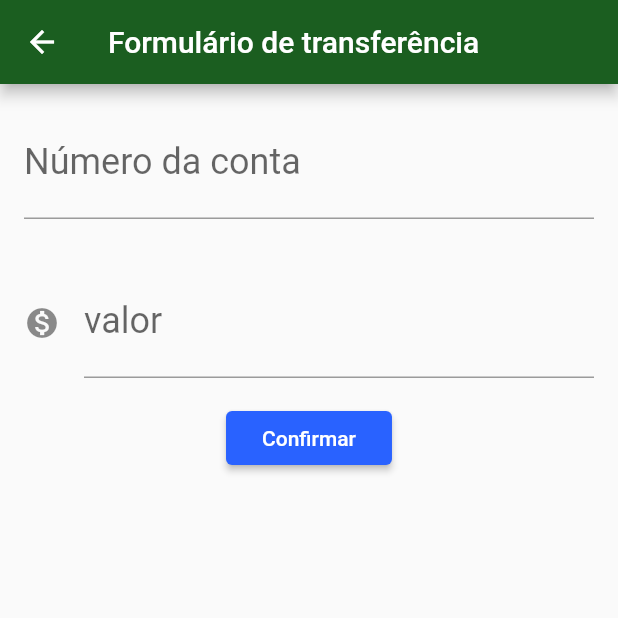
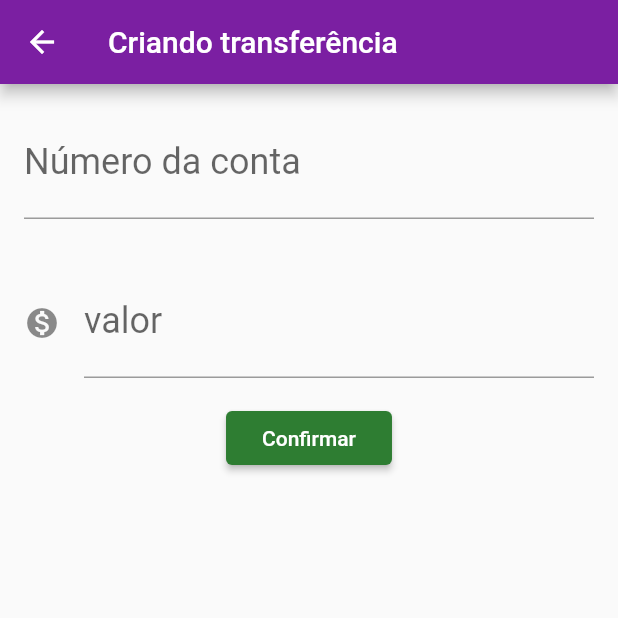
Before and after one commit to felipemarinhodev/Bytebank, a Flutter app: the screen it shows after launch, after a tap on the "add" icon, on a phone screen of 412 x 824 dp, the top half of it. Run offline on Flutter 3.47's test engine with Material 2 defaults, Android fonts, the phone set to English and light mode, and no system bars.

Commit message:
Refactoring the code

```diff
--- /dev/null
+++ b/lib/components/editor.dart
@@ -0,0 +1,30 @@
+import 'package:flutter/material.dart';
+
+class Editor extends StatelessWidget {
+final TextEditingController controlador;
+final String rotulo;
+final String dica;
+final IconData icone;
+
+Editor ({ this.controlador, this.rotulo, this.dica, this.icone });
+
+  @override
+  Widget build(BuildContext context) {
+    return Padding(
+            padding: const EdgeInsets.all(16.0),
+            child: TextField(
+              controller: controlador,
+              style: TextStyle(
+                fontSize: 24.0
+              ),
+              decoration: InputDecoration(
+                icon: icone != null ? Icon(icone) : null,
+                labelText: rotulo,
+                hintText: dica,
+              ),
+              keyboardType: TextInputType.number,
+            ),
+          );
+  }
+
+}
--- a/lib/main.dart
+++ b/lib/main.dart
@@ -1,3 +1,4 @@
+import 'package:bytebank/screens/transferencia/lista.dart';
 import 'package:flutter/material.dart';
 
 void main() => runApp(BytebankApp());
@@ -7,10 +8,10 @@ class BytebankApp extends StatelessWidget {
   Widget build(BuildContext context) {
     return MaterialApp(
       theme: ThemeData(
-        primaryColor: Colors.green[900],
+        primaryColor: Colors.purple[700],
         accentColor: Colors.blueAccent[700],
         buttonTheme: ButtonThemeData(
-          buttonColor: Colors.blueAccent[700],
+          buttonColor: Colors.green[800],
           textTheme: ButtonTextTheme.primary
         )
       ),
@@ -18,157 +19,3 @@ class BytebankApp extends StatelessWidget {
   );
   }
 }
-
-class FormularioTransferencia extends StatefulWidget{
-  @override
-  State<StatefulWidget> createState() {
-    return FormularioTransferenciaState();
-  }
-}
-
-class FormularioTransferenciaState extends State<FormularioTransferencia> {
-
-  final TextEditingController _controladorCampoNumeroConta = TextEditingController();
-  final TextEditingController _controladorCampoValor = TextEditingController();
-
-  @override
-  Widget build(BuildContext context) {
-    return Scaffold(
-      appBar: AppBar(
-        title: Text('Formulário de transferência'),
-      ),
-      body: SingleChildScrollView(
-        child: Column(
-          children: <Widget>[
-            Editor(
-              controlador: _controladorCampoNumeroConta,
-              rotulo: 'Número da conta',
-              dica: '0000'
-            ),
-            Editor(
-              controlador: _controladorCampoValor,
-              rotulo: 'valor',
-              dica: '0.00',
-              icone: Icons.monetization_on
-            ),
-            RaisedButton(
-              onPressed: () => _criarTransferencia(context),
-              child: Text('Confirmar'),
-            ),
-          ],
-        ),
-      ),
-    );
-  }
-
-  void _criarTransferencia(BuildContext context) {
-    final int _numeroConta = int.tryParse(_controladorCampoNumeroConta.text);
-    final double _valor = double.tryParse(_controladorCampoValor.text);
-    if(_numeroConta != null && _valor != null) {
-      final Transferencia transferenciaCriada = Transferencia(_valor, _numeroConta);
-      debugPrint('Criando transferência');
-      debugPrint('$transferenciaCriada');
-      Navigator.pop(context, transferenciaCriada);
-    }
-  }
-}
-
-class Editor extends StatelessWidget {
-final TextEditingController controlador;
-final String rotulo;
-final String dica;
-final IconData icone;
-
-Editor ({ this.controlador, this.rotulo, this.dica, this.icone });
-
-  @override
-  Widget build(BuildContext context) {
-    return Padding(
-            padding: const EdgeInsets.all(16.0),
-            child: TextField(
-              controller: controlador,
-              style: TextStyle(
-                fontSize: 24.0
-              ),
-              decoration: InputDecoration(
-                icon: icone != null ? Icon(icone) : null,
-                labelText: rotulo,
-                hintText: dica,
-              ),
-              keyboardType: TextInputType.number,
-            ),
-          );
-  }
-
-}
-
-class ListaTransferencia extends StatefulWidget {
-
-  final List<Transferencia> _transferencias = List();
-
-  @override
-  State<StatefulWidget> createState() {
-    return ListaTransferenciaState();
-  }
-}
-
-class ListaTransferenciaState extends State<ListaTransferencia> {
-  @override
-  Widget build(BuildContext context) {
-    return Scaffold(
-      appBar: AppBar(title: Text('Transferências'),),
-      body: ListView.builder(
-        itemCount: widget._transferencias.length,
-        itemBuilder: (context, indice) {
-          final transferencia = widget._transferencias[indice];
-          return ItemTransferencia(transferencia);
-        },
-    ),
-    floatingActionButton: FloatingActionButton(
-          child: Icon(Icons.add), onPressed: () {
-            final Future<Transferencia> future = Navigator.push(context, MaterialPageRoute(builder: (context) {
-              return FormularioTransferencia();
-            }));
-            future.then((transferenciaRecebida) {
-              Future.delayed(Duration(seconds: 2), () {
-                debugPrint('chegou no then do future');
-                debugPrint('$transferenciaRecebida');
-                if (transferenciaRecebida != null) {
-                  setState(() {
-                    widget._transferencias.add(transferenciaRecebida);
-                  });
-                }
-              });
-            });
-          },
-        ),
-    );
-  }
-}
-
-class ItemTransferencia extends StatelessWidget {
-  final Transferencia _transferencia;
-
-  ItemTransferencia(this._transferencia);
-  @override
-  Widget build(BuildContext context) {
-    return Card(
-      child: ListTile(
-        leading: Icon(Icons.monetization_on),
-        title: Text(_transferencia.valor.toString()),
-        subtitle : Text(_transferencia.numeroConta.toString()),
-      ),
-    );
-  }
-}
-
-class Transferencia {
-  final double valor;
-  final int numeroConta;
-  Transferencia(this.valor, this.numeroConta);
-
-  @override
-  String toString() {
-    return 'Tranferencia{valor: $valor, numeroConta: $numeroConta}';
-  }
-}
--- /dev/null
+++ b/lib/models/transferencia.dart
@@ -0,0 +1,28 @@
+import 'package:flutter/material.dart';
+
+class Transferencia {
+  final double valor;
+  final int numeroConta;
+  Transferencia(this.valor, this.numeroConta);
+
+  @override
+  String toString() {
+    return 'Tranferencia{valor: $valor, numeroConta: $numeroConta}';
+  }
+}
+
+class ItemTransferencia extends StatelessWidget {
+  final Transferencia _transferencia;
+
+  ItemTransferencia(this._transferencia);
+  @override
+  Widget build(BuildContext context) {
+    return Card(
+      child: ListTile(
+        leading: Icon(Icons.monetization_on),
+        title: Text(_transferencia.valor.toString()),
+        subtitle : Text(_transferencia.numeroConta.toString()),
+      ),
+    );
+  }
+}
--- /dev/null
+++ b/lib/screens/transferencia/formulario.dart
@@ -0,0 +1,64 @@
+import 'package:bytebank/components/editor.dart';
+import 'package:bytebank/models/transferencia.dart';
+import 'package:flutter/material.dart';
+
+const _tituloAppBar = 'Criando transferência';
+const _textoBotaoConfirmar = 'Confirmar';
+
+const _rotuloCampoValor = 'valor';
+const _dicaCampoValor = '0.00';
+
+const _rotuloCampoConta = 'Número da conta';
+const _dicaCampoConta = '0000';
+
+class FormularioTransferencia extends StatefulWidget{
+  @override
+  State<StatefulWidget> createState() {
+    return FormularioTransferenciaState();
+  }
+}
+
+class FormularioTransferenciaState extends State<FormularioTransferencia> {
+
+  final TextEditingController _controladorCampoNumeroConta = TextEditingController();
+  final TextEditingController _controladorCampoValor = TextEditingController();
+
+  @override
+  Widget build(BuildContext context) {
+    return Scaffold(
+      appBar: AppBar(
+        title: Text(_tituloAppBar),
+      ),
+      body: SingleChildScrollView(
+        child: Column(
+          children: <Widget>[
+            Editor(
+              controlador: _controladorCampoNumeroConta,
+              rotulo: _rotuloCampoConta,
+              dica: _dicaCampoConta
+            ),
+            Editor(
+              controlador: _controladorCampoValor,
+              rotulo: _rotuloCampoValor,
+              dica: _dicaCampoValor,
+              icone: Icons.monetization_on
+            ),
+            RaisedButton(
+              onPressed: () => _criarTransferencia(context),
+              child: Text(_textoBotaoConfirmar),
+            ),
+          ],
+        ),
+      ),
+    );
+  }
+
+  void _criarTransferencia(BuildContext context) {
+    final int _numeroConta = int.tryParse(_controladorCampoNumeroConta.text);
+    final double _valor = double.tryParse(_controladorCampoValor.text);
+    if(_numeroConta != null && _valor != null) {
+      final Transferencia transferenciaCriada = Transferencia(_valor, _numeroConta);
+      Navigator.pop(context, transferenciaCriada);
+    }
+  }
+}
--- /dev/null
+++ b/lib/screens/transferencia/lista.dart
@@ -0,0 +1,50 @@
+import 'package:bytebank/models/transferencia.dart';
+import 'package:bytebank/screens/transferencia/formulario.dart';
+import 'package:flutter/material.dart';
+
+const _tituloTabBar = 'Transferência';
+
+class ListaTransferencia extends StatefulWidget {
+
+  final List<Transferencia> _transferencias = List();
+
+  @override
+  State<StatefulWidget> createState() {
+    return ListaTransferenciaState();
+  }
+}
+
+class ListaTransferenciaState extends State<ListaTransferencia> {
+  @override
+  Widget build(BuildContext context) {
+    return Scaffold(
+      appBar: AppBar(
+        title: Text(_tituloTabBar),
+      ),
+      body: ListView.builder(
+        itemCount: widget._transferencias.length,
+        itemBuilder: (context, indice) {
+          final transferencia = widget._transferencias[indice];
+          return ItemTransferencia(transferencia);
+        },
+    ),
+    floatingActionButton: FloatingActionButton(
+          child: Icon(Icons.add), onPressed: () {
+            Navigator.push(context, MaterialPageRoute(builder: (context) {
+              return FormularioTransferencia();
+            })).then((transferenciaRecebida) =>
+             _atualiza(transferenciaRecebida)
+            );
+          },
+        ),
+    );
+  }
+
+  void _atualiza(Transferencia transferenciaRecebida) {
+    if (transferenciaRecebida != null) {
+      setState(() {
+        widget._transferencias.add(transferenciaRecebida);
+      });
+    }
+  }
+}
```
Also changed, not shown: 1 other file.
